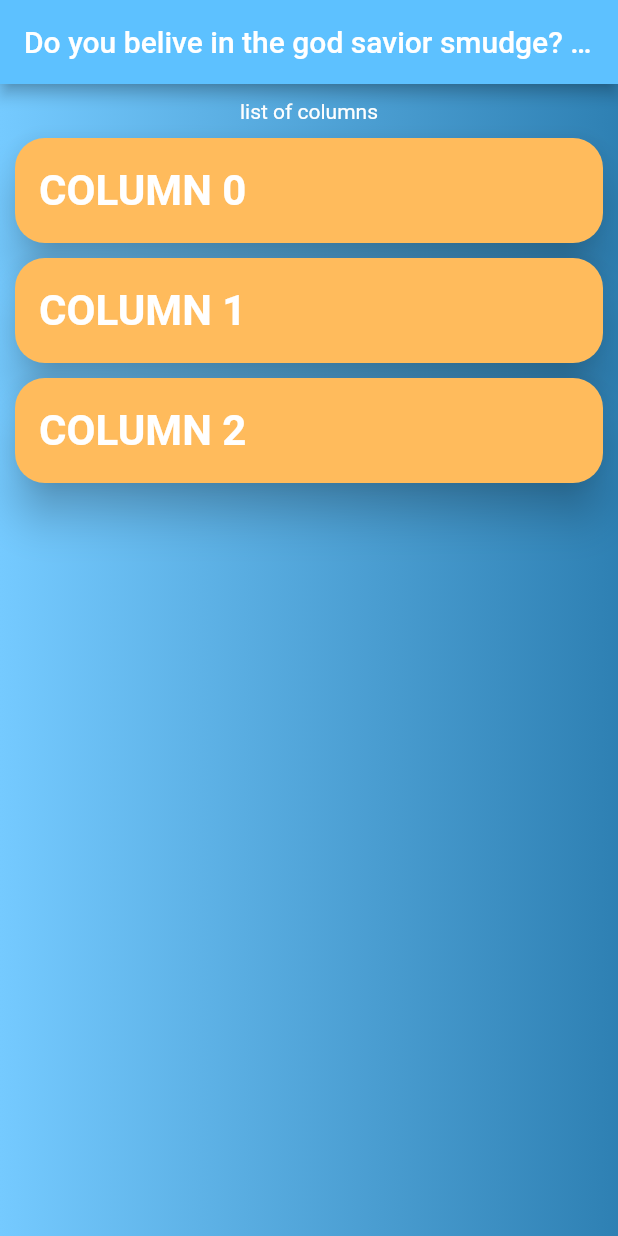
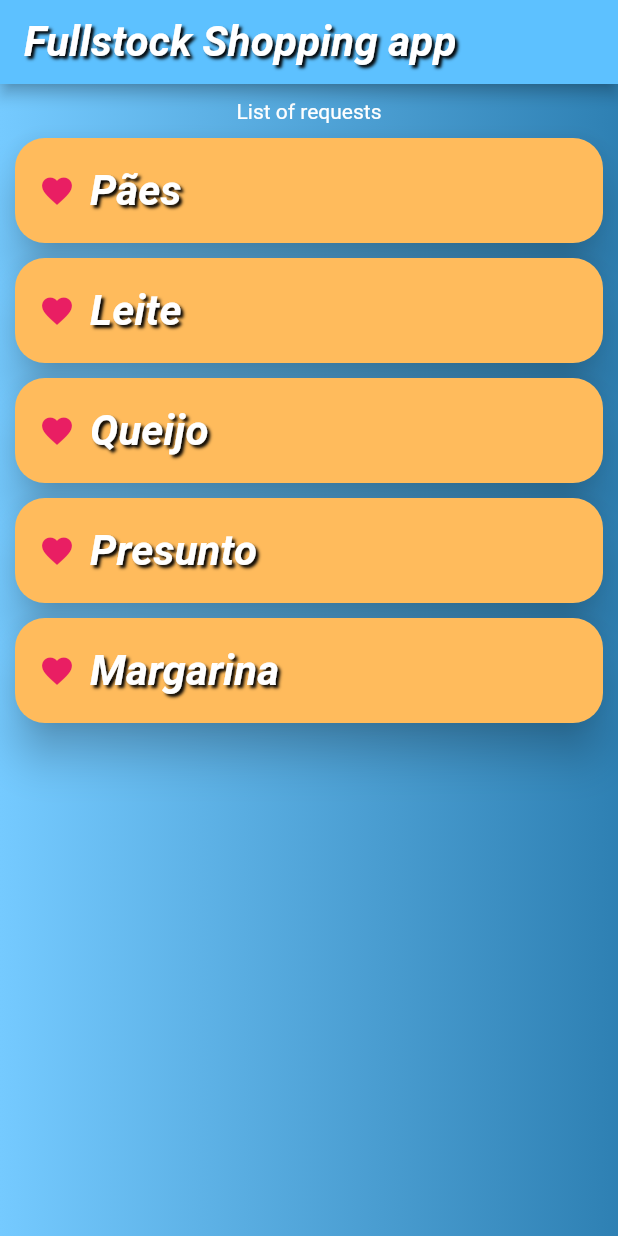
Before and after one commit to GabrielMartins173/FullStockMobileShoppingApp, a Flutter app: the screen it shows after launch, on a phone screen of 412 x 824 dp. Run offline on Flutter 3.47's test engine with Material 2 defaults, Android fonts, the phone set to English and light mode, and no system bars.

Commit message:
playing with style

```diff
--- a/lib/main.dart
+++ b/lib/main.dart
@@ -14,8 +14,7 @@ class MyApp extends StatelessWidget {
       theme: ThemeData.dark(),
       initialRoute: '/',
       routes: {
-        '/': (context) =>
-            MyHomePage(title: 'Do you belive in the god savior smudge?'),
+        '/': (context) => MyHomePage(title: 'Fullstock Shopping app'),
       },
     );
   }
@@ -36,14 +35,21 @@ class _MyHomePageState extends State<MyHomePage> {
   static const OTOAZUL = 0XFF5DC1FF;
   static const COR_DO_AFRONOQUIO = 0XFFB37216;
   static const COR_DO_PINOQUIO = 0XFFFFBB5C;
+  static const List<String> TEST_REQUEST_LIST = [
+    'Pães',
+    'Leite',
+    'Queijo',
+    'Presunto',
+    'Margarina'
+  ];
 
-  List<Widget> generateContainerList() {
+  List<Widget> generateRequestList(List<String> requestList) {
     List<Widget> containerList = new List();
 
-    containerList.add(Text('list of columns'));
+    containerList.add(Text('List of requests'));
     containerList.add(SizedBox(height: 10.0));
 
-    for (int i = 0; i < 3; i++) {
+    for (String request in requestList) {
       containerList.add(
         Container(
           width: double.infinity,
@@ -64,16 +70,29 @@ class _MyHomePageState extends State<MyHomePage> {
             onLongPress: () {
               print("Smudge is my life");
             },
-            child: Row(
-              children: <Widget>[Text(
-                'COLUMN ' + i.toString(),
+            child: Row(children: <Widget>[
+              Icon(
+                Icons.favorite,
+                color: Colors.pink,
+                size: 24.0,
+                semanticLabel: 'heart icon',
+              ),
+              SizedBox(
+                width: 10.0,
+              ),
+              Text(
+                request,
                 textAlign: TextAlign.center,
                 style: TextStyle(
                     color: Colors.white,
+                    fontStyle: FontStyle.italic,
+                    shadows: [
+                      Shadow(blurRadius: 2.0, offset: Offset(2.0, 2.0))
+                    ],
                     fontWeight: FontWeight.bold,
                     fontSize: 28),
-              ),]
-            ),
+              ),
+            ]),
           ),
         ),
       );
@@ -89,7 +108,14 @@ class _MyHomePageState extends State<MyHomePage> {
       backgroundColor: Color(AZULAO),
       appBar: AppBar(
         backgroundColor: Color(OTOAZUL),
-        title: Text(widget.title + ' i belive you do'),
+        title: Text(widget.title,
+            textAlign: TextAlign.center,
+            style: TextStyle(
+                color: Colors.white,
+                fontStyle: FontStyle.italic,
+                shadows: [Shadow(blurRadius: 2.0, offset: Offset(2.0, 2.0))],
+                fontWeight: FontWeight.bold,
+                fontSize: 28)),
       ),
       body: Center(
         child: Container(
@@ -100,7 +126,7 @@ class _MyHomePageState extends State<MyHomePage> {
           padding: EdgeInsets.all(10.0),
           child: Column(
             //crossAxisAlignment: CrossAxisAlignment.stretch,
-            children: generateContainerList(),
+            children: generateRequestList(TEST_REQUEST_LIST),
           ),
         ),
       ),
```
Also changed, not shown: 1 other file.
